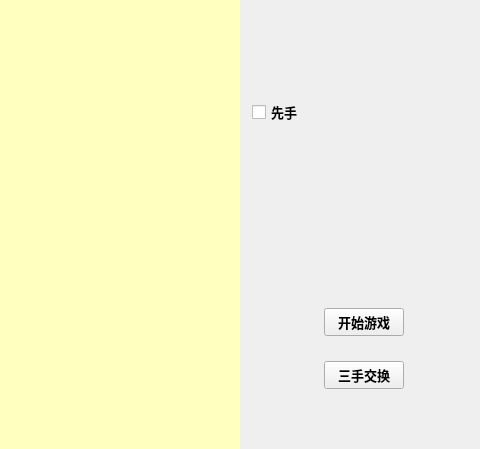
Old version of the form Board/board.ui in the repository Malloc-Luo/GobangGame; both pictures show x 720 to 1200 and y 185 to 634 of the 1200 by 950 pixel window.
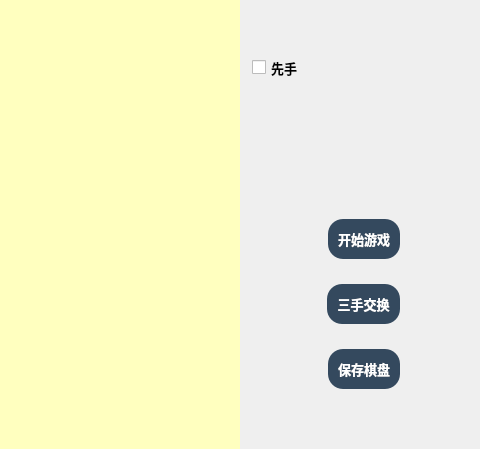
New version of the form. Icons and pictures are not drawn.

Patch:
```diff
--- a/Board/board.ui
+++ b/Board/board.ui
@@ -206,6 +206,28 @@
             <bold>true</bold>
            </font>
           </property>
+          <property name="styleSheet">
+           <string notr="true">QPushButton {
+    border-style:none;
+    padding:10px;
+    border-radius:15px;
+    color:#FFFFFF;
+    background:#34495E;
+}
+QPushButton:hover {
+    color:#4E6D8C;
+    background:#e5e5e5;
+	border:2px solid #34495E;
+}
+QPushButton:pressed {
+    color:#000000;
+    background:#B8C6D1;
+}
+QPushButton:disabled {
+	background: rgb(119, 118, 127);
+}
+</string>
+          </property>
           <property name="text">
            <string>开始游戏</string>
           </property>
@@ -231,6 +253,28 @@
             <bold>true</bold>
            </font>
           </property>
+          <property name="styleSheet">
+           <string notr="true">QPushButton {
+    border-style:none;
+    padding:10px;
+    border-radius:15px;
+    color:#FFFFFF;
+    background:#34495E;
+}
+QPushButton:hover {
+    color:#4E6D8C;
+    background:#e5e5e5;
+	border:2px solid #34495E;
+}
+QPushButton:pressed {
+    color:#000000;
+    background:#B8C6D1;
+}
+QPushButton:disabled {
+	background: rgb(119, 118, 127);
+}
+</string>
+          </property>
           <property name="text">
            <string>三手交换</string>
           </property>
@@ -238,6 +282,53 @@
         </item>
        </layout>
       </item>
+      <item>
+       <layout class="QHBoxLayout" name="horizontalLayout_6">
+        <item>
+         <widget class="QPushButton" name="pbt_save">
+          <property name="sizePolicy">
+           <sizepolicy hsizetype="Fixed" vsizetype="Fixed">
+            <horstretch>0</horstretch>
+            <verstretch>0</verstretch>
+           </sizepolicy>
+          </property>
+          <property name="font">
+           <font>
+            <family>Microsoft YaHei UI</family>
+            <pointsize>10</pointsize>
+            <weight>75</weight>
+            <bold>true</bold>
+           </font>
+          </property>
+          <property name="styleSheet">
+           <string notr="true">QPushButton {
+    border-style:none;
+    padding:10px;
+    border-radius:15px;
+    color:#FFFFFF;
+    background:#34495E;
+}
+QPushButton:hover {
+    color:#4E6D8C;
+    background:#e5e5e5;
+	border:2px solid #34495E;
+}
+QPushButton:pressed {
+    color:#000000;
+    background:#B8C6D1;
+}
+QPushButton:disabled {
+	background: rgb(119, 118, 127);
+}
+</string>
+          </property>
+          <property name="text">
+           <string>保存棋盘</string>
+          </property>
+         </widget>
+        </item>
+       </layout>
+      </item>
       <item>
        <spacer name="verticalSpacer">
         <property name="orientation">
```
Left out of the diff: 8 changed lines with no effect on the pictures.
